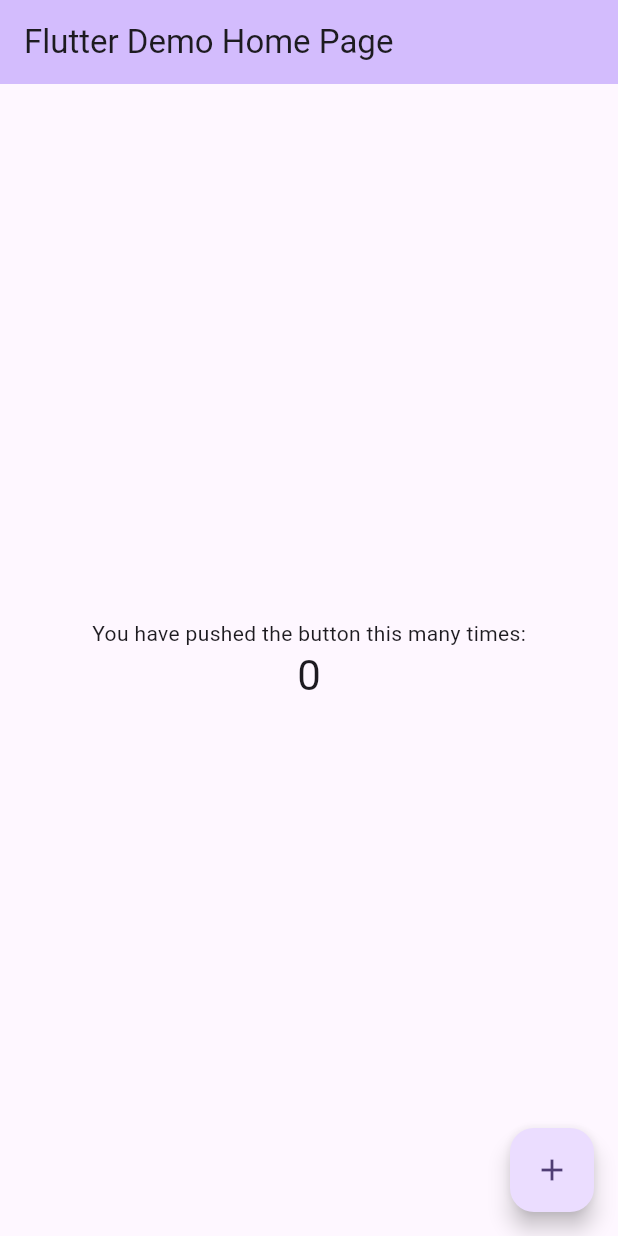
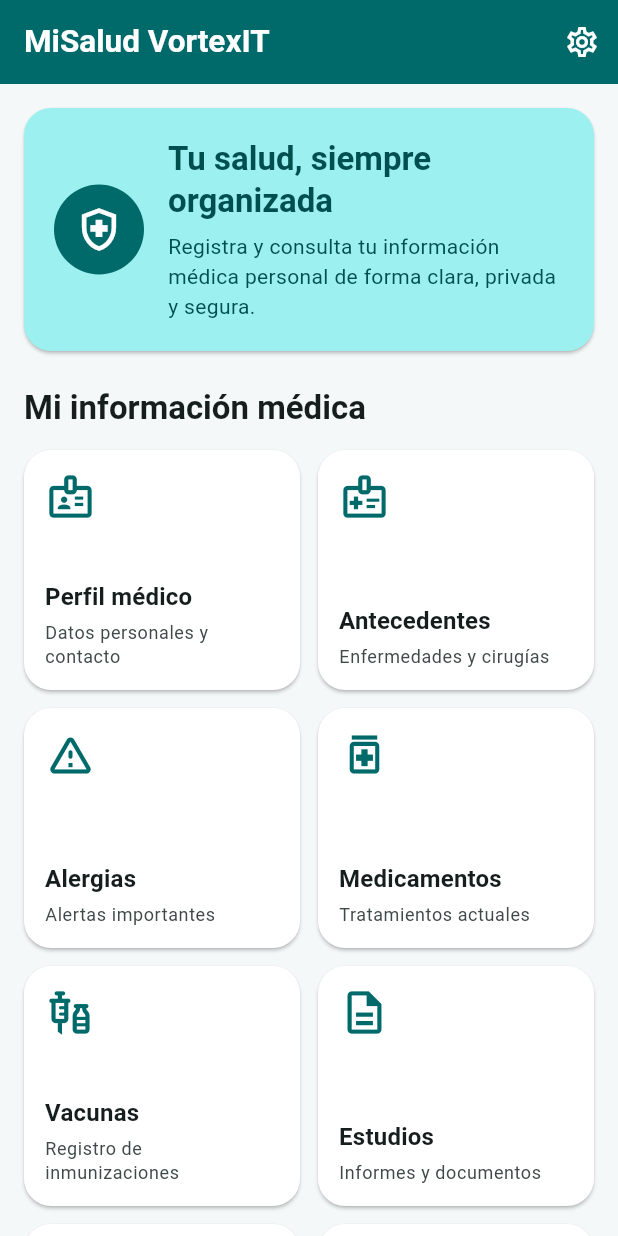
Before and after one commit to floresjulioc71/MiSalud_VortexIT, a Flutter app: the screen it shows after launch, on a phone screen of 412 x 824 dp. Run offline on Flutter 3.47's test engine with Material 3 defaults, Android fonts, the phone set to English and light mode, and no system bars.

Commit message:
Build 002 - Estructura profesional y dashboard inicial

```diff
--- /dev/null
+++ b/lib/app/app.dart
@@ -0,0 +1,18 @@
+import 'package:flutter/material.dart';
+
+import '../features/dashboard/screens/dashboard_screen.dart';
+import 'theme.dart';
+
+class MiSaludApp extends StatelessWidget {
+  const MiSaludApp({super.key});
+
+  @override
+  Widget build(BuildContext context) {
+    return MaterialApp(
+      title: 'MiSalud VortexIT',
+      debugShowCheckedModeBanner: false,
+      theme: AppTheme.lightTheme,
+      home: const DashboardScreen(),
+    );
+  }
+}
--- /dev/null
+++ b/lib/app/theme.dart
@@ -0,0 +1,66 @@
+import 'package:flutter/material.dart';
+
+class AppTheme {
+  AppTheme._();
+
+  static const Color primaryColor = Color(0xFF006A6A);
+  static const Color backgroundColor = Color(0xFFF4F8F8);
+  static const Color dangerColor = Color(0xFFBA1A1A);
+
+  static ThemeData get lightTheme {
+    final ColorScheme colorScheme = ColorScheme.fromSeed(
+      seedColor: primaryColor,
+      brightness: Brightness.light,
+      surface: backgroundColor,
+      error: dangerColor,
+    );
+
+    return ThemeData(
+      useMaterial3: true,
+      colorScheme: colorScheme,
+      scaffoldBackgroundColor: backgroundColor,
+      appBarTheme: AppBarTheme(
+        centerTitle: false,
+        elevation: 0,
+        backgroundColor: colorScheme.primary,
+        foregroundColor: colorScheme.onPrimary,
+        titleTextStyle: TextStyle(
+          color: colorScheme.onPrimary,
+          fontSize: 21,
+          fontWeight: FontWeight.w700,
+        ),
+      ),
+      cardTheme: CardThemeData(
+        elevation: 1,
+        margin: EdgeInsets.zero,
+        color: colorScheme.surfaceContainerLowest,
+        shape: RoundedRectangleBorder(borderRadius: BorderRadius.circular(18)),
+      ),
+      filledButtonTheme: FilledButtonThemeData(
+        style: FilledButton.styleFrom(
+          minimumSize: const Size.fromHeight(52),
+          shape: RoundedRectangleBorder(
+            borderRadius: BorderRadius.circular(14),
+          ),
+          textStyle: const TextStyle(fontSize: 16, fontWeight: FontWeight.w600),
+        ),
+      ),
+      inputDecorationTheme: InputDecorationTheme(
+        filled: true,
+        fillColor: colorScheme.surfaceContainerLowest,
+        border: OutlineInputBorder(
+          borderRadius: BorderRadius.circular(14),
+          borderSide: BorderSide.none,
+        ),
+        enabledBorder: OutlineInputBorder(
+          borderRadius: BorderRadius.circular(14),
+          borderSide: BorderSide(color: colorScheme.outlineVariant),
+        ),
+        focusedBorder: OutlineInputBorder(
+          borderRadius: BorderRadius.circular(14),
+          borderSide: BorderSide(color: colorScheme.primary, width: 2),
+        ),
+      ),
+    );
+  }
+}
--- /dev/null
+++ b/lib/features/dashboard/screens/dashboard_screen.dart
@@ -0,0 +1,268 @@
+import 'package:flutter/material.dart';
+
+class DashboardScreen extends StatelessWidget {
+  const DashboardScreen({super.key});
+
+  @override
+  Widget build(BuildContext context) {
+    final ColorScheme colorScheme = Theme.of(context).colorScheme;
+
+    return Scaffold(
+      appBar: AppBar(
+        title: const Text('MiSalud VortexIT'),
+        actions: [
+          IconButton(
+            tooltip: 'Configuración',
+            onPressed: () {
+              _showPendingMessage(context);
+            },
+            icon: const Icon(Icons.settings_outlined),
+          ),
+        ],
+      ),
+      body: SafeArea(
+        child: ListView(
+          padding: const EdgeInsets.all(16),
+          children: [
+            _WelcomeCard(colorScheme: colorScheme),
+            const SizedBox(height: 24),
+            Text(
+              'Mi información médica',
+              style: Theme.of(
+                context,
+              ).textTheme.titleLarge?.copyWith(fontWeight: FontWeight.w700),
+            ),
+            const SizedBox(height: 14),
+            GridView.count(
+              crossAxisCount: _calculateColumns(context),
+              shrinkWrap: true,
+              physics: const NeverScrollableScrollPhysics(),
+              crossAxisSpacing: 12,
+              mainAxisSpacing: 12,
+              childAspectRatio: 1.15,
+              children: [
+                _DashboardOption(
+                  title: 'Perfil médico',
+                  subtitle: 'Datos personales y contacto',
+                  icon: Icons.badge_outlined,
+                  onTap: () => _showPendingMessage(context),
+                ),
+                _DashboardOption(
+                  title: 'Antecedentes',
+                  subtitle: 'Enfermedades y cirugías',
+                  icon: Icons.medical_information_outlined,
+                  onTap: () => _showPendingMessage(context),
+                ),
+                _DashboardOption(
+                  title: 'Alergias',
+                  subtitle: 'Alertas importantes',
+                  icon: Icons.warning_amber_rounded,
+                  onTap: () => _showPendingMessage(context),
+                ),
+                _DashboardOption(
+                  title: 'Medicamentos',
+                  subtitle: 'Tratamientos actuales',
+                  icon: Icons.medication_outlined,
+                  onTap: () => _showPendingMessage(context),
+                ),
+                _DashboardOption(
+                  title: 'Vacunas',
+                  subtitle: 'Registro de inmunizaciones',
+                  icon: Icons.vaccines_outlined,
+                  onTap: () => _showPendingMessage(context),
+                ),
+                _DashboardOption(
+                  title: 'Estudios',
+                  subtitle: 'Informes y documentos',
+                  icon: Icons.description_outlined,
+                  onTap: () => _showPendingMessage(context),
+                ),
+                _DashboardOption(
+                  title: 'Médicos',
+                  subtitle: 'Profesionales tratantes',
+                  icon: Icons.medical_services_outlined,
+                  onTap: () => _showPendingMessage(context),
+                ),
+                _DashboardOption(
+                  title: 'Controles',
+                  subtitle: 'Peso, presión y glucemia',
+                  icon: Icons.monitor_heart_outlined,
+                  onTap: () => _showPendingMessage(context),
+                ),
+                _DashboardOption(
+                  title: 'Informe PDF',
+                  subtitle: 'Resumen médico personal',
+                  icon: Icons.picture_as_pdf_outlined,
+                  onTap: () => _showPendingMessage(context),
+                ),
+                _DashboardOption(
+                  title: 'Respaldo',
+                  subtitle: 'Exportar y restaurar datos',
+                  icon: Icons.cloud_sync_outlined,
+                  onTap: () => _showPendingMessage(context),
+                ),
+              ],
+            ),
+            const SizedBox(height: 24),
+            _PrivacyNotice(colorScheme: colorScheme),
+          ],
+        ),
+      ),
+    );
+  }
+
+  static int _calculateColumns(BuildContext context) {
+    final double width = MediaQuery.sizeOf(context).width;
+
+    if (width >= 1000) {
+      return 4;
+    }
+
+    if (width >= 650) {
+      return 3;
+    }
+
+    return 2;
+  }
+
+  static void _showPendingMessage(BuildContext context) {
+    ScaffoldMessenger.of(context)
+      ..hideCurrentSnackBar()
+      ..showSnackBar(
+        const SnackBar(
+          content: Text('Este módulo será incorporado en los próximos builds.'),
+        ),
+      );
+  }
+}
+
+class _WelcomeCard extends StatelessWidget {
+  final ColorScheme colorScheme;
+
+  const _WelcomeCard({required this.colorScheme});
+
+  @override
+  Widget build(BuildContext context) {
+    return Card(
+      color: colorScheme.primaryContainer,
+      child: Padding(
+        padding: const EdgeInsets.all(20),
+        child: Row(
+          crossAxisAlignment: CrossAxisAlignment.center,
+          children: [
+            CircleAvatar(
+              radius: 30,
+              backgroundColor: colorScheme.primary,
+              foregroundColor: colorScheme.onPrimary,
+              child: const Icon(Icons.health_and_safety_outlined, size: 34),
+            ),
+            const SizedBox(width: 16),
+            Expanded(
+              child: Column(
+                crossAxisAlignment: CrossAxisAlignment.start,
+                children: [
+                  Text(
+                    'Tu salud, siempre organizada',
+                    style: Theme.of(context).textTheme.titleLarge?.copyWith(
+                      color: colorScheme.onPrimaryContainer,
+                      fontWeight: FontWeight.w700,
+                    ),
+                  ),
+                  const SizedBox(height: 6),
+                  Text(
+                    'Registra y consulta tu información médica personal '
+                    'de forma clara, privada y segura.',
+                    style: Theme.of(context).textTheme.bodyMedium?.copyWith(
+                      color: colorScheme.onPrimaryContainer,
+                    ),
+                  ),
+                ],
+              ),
+            ),
+          ],
+        ),
+      ),
+    );
+  }
+}
+
+class _DashboardOption extends StatelessWidget {
+  final String title;
+  final String subtitle;
+  final IconData icon;
+  final VoidCallback onTap;
+
+  const _DashboardOption({
+    required this.title,
+    required this.subtitle,
+    required this.icon,
+    required this.onTap,
+  });
+
+  @override
+  Widget build(BuildContext context) {
+    final ColorScheme colorScheme = Theme.of(context).colorScheme;
+
+    return Card(
+      clipBehavior: Clip.antiAlias,
+      child: InkWell(
+        onTap: onTap,
+        child: Padding(
+          padding: const EdgeInsets.all(14),
+          child: Column(
+            crossAxisAlignment: CrossAxisAlignment.start,
+            children: [
+              Icon(icon, size: 34, color: colorScheme.primary),
+              const Spacer(),
+              Text(
+                title,
+                maxLines: 1,
+                overflow: TextOverflow.ellipsis,
+                style: Theme.of(
+                  context,
+                ).textTheme.titleMedium?.copyWith(fontWeight: FontWeight.w700),
+              ),
+              const SizedBox(height: 4),
+              Text(
+                subtitle,
+                maxLines: 2,
+                overflow: TextOverflow.ellipsis,
+                style: Theme.of(context).textTheme.bodySmall?.copyWith(
+                  color: colorScheme.onSurfaceVariant,
+                ),
+              ),
+            ],
+          ),
+        ),
+      ),
+    );
+  }
+}
+
+class _PrivacyNotice extends StatelessWidget {
+  final ColorScheme colorScheme;
+
+  const _PrivacyNotice({required this.colorScheme});
+
+  @override
+  Widget build(BuildContext context) {
+    return Card(
+      color: colorScheme.surfaceContainerHigh,
+      child: Padding(
+        padding: const EdgeInsets.all(16),
+        child: Row(
+          children: [
+            Icon(Icons.lock_outline, color: colorScheme.primary),
+            const SizedBox(width: 12),
+            const Expanded(
+              child: Text(
+                'La información se almacenará localmente y será protegida '
+                'con las medidas de seguridad de la aplicación.',
+              ),
+            ),
+          ],
+        ),
+      ),
+    );
+  }
+}
--- a/lib/main.dart
+++ b/lib/main.dart
@@ -1,122 +1,9 @@
 import 'package:flutter/material.dart';
 
+import 'app/app.dart';
+
 void main() {
-  runApp(const MyApp());
+  WidgetsFlutterBinding.ensureInitialized();
+
+  runApp(const MiSaludApp());
 }
-
-class MyApp extends StatelessWidget {
-  const MyApp({super.key});
-
-  // This widget is the root of your application.
-  @override
-  Widget build(BuildContext context) {
-    return MaterialApp(
-      title: 'Flutter Demo',
-      theme: ThemeData(
-        // This is the theme of your application.
-        //
-        // TRY THIS: Try running your application with "flutter run". You'll see
-        // the application has a purple toolbar. Then, without quitting the app,
-        // try changing the seedColor in the colorScheme below to Colors.green
-        // and then invoke "hot reload" (save your changes or press the "hot
-        // reload" button in a Flutter-supported IDE, or press "r" if you used
-        // the command line to start the app).
-        //
-        // Notice that the counter didn't reset back to zero; the application
-        // state is not lost during the reload. To reset the state, use hot
-        // restart instead.
-        //
-        // This works for code too, not just values: Most code changes can be
-        // tested with just a hot reload.
-        colorScheme: .fromSeed(seedColor: Colors.deepPurple),
-      ),
-      home: const MyHomePage(title: 'Flutter Demo Home Page'),
-    );
-  }
-}
-
-class MyHomePage extends StatefulWidget {
-  const MyHomePage({super.key, required this.title});
-
-  // This widget is the home page of your application. It is stateful, meaning
-  // that it has a State object (defined below) that contains fields that affect
-  // how it looks.
-
-  // This class is the configuration for the state. It holds the values (in this
-  // case the title) provided by the parent (in this case the App widget) and
-  // used by the build method of the State. Fields in a Widget subclass are
-  // always marked "final".
-
-  final String title;
-
-  @override
-  State<MyHomePage> createState() => _MyHomePageState();
-}
-
-class _MyHomePageState extends State<MyHomePage> {
-  int _counter = 0;
-
-  void _incrementCounter() {
-    setState(() {
-      // This call to setState tells the Flutter framework that something has
-      // changed in this State, which causes it to rerun the build method below
-      // so that the display can reflect the updated values. If we changed
-      // _counter without calling setState(), then the build method would not be
-      // called again, and so nothing would appear to happen.
-      _counter++;
-    });
-  }
-
-  @override
-  Widget build(BuildContext context) {
-    // This method is rerun every time setState is called, for instance as done
-    // by the _incrementCounter method above.
-    //
-    // The Flutter framework has been optimized to make rerunning build methods
-    // fast, so that you can just rebuild anything that needs updating rather
-    // than having to individually change instances of widgets.
-    return Scaffold(
-      appBar: AppBar(
-        // TRY THIS: Try changing the color here to a specific color (to
-        // Colors.amber, perhaps?) and trigger a hot reload to see the AppBar
-        // change color while the other colors stay the same.
-        backgroundColor: Theme.of(context).colorScheme.inversePrimary,
-        // Here we take the value from the MyHomePage object that was created by
-        // the App.build method, and use it to set our appbar title.
-        title: Text(widget.title),
-      ),
-      body: Center(
-        // Center is a layout widget. It takes a single child and positions it
-        // in the middle of the parent.
-        child: Column(
-          // Column is also a layout widget. It takes a list of children and
-          // arranges them vertically. By default, it sizes itself to fit its
-          // children horizontally, and tries to be as tall as its parent.
-          //
-          // Column has various properties to control how it sizes itself and
-          // how it positions its children. Here we use mainAxisAlignment to
-          // center the children vertically; the main axis here is the vertical
-          // axis because Columns are vertical (the cross axis would be
-          // horizontal).
-          //
-          // TRY THIS: Invoke "debug painting" (choose the "Toggle Debug Paint"
-          // action in the IDE, or press "p" in the console), to see the
-          // wireframe for each widget.
-          mainAxisAlignment: .center,
-          children: [
-            const Text('You have pushed the button this many times:'),
-            Text(
-              '$_counter',
-              style: Theme.of(context).textTheme.headlineMedium,
-            ),
-          ],
-        ),
-      ),
-      floatingActionButton: FloatingActionButton(
-        onPressed: _incrementCounter,
-        tooltip: 'Increment',
-        child: const Icon(Icons.add),
-      ),
-    );
-  }
-}
```
Also changed, not shown: 1 other file.
